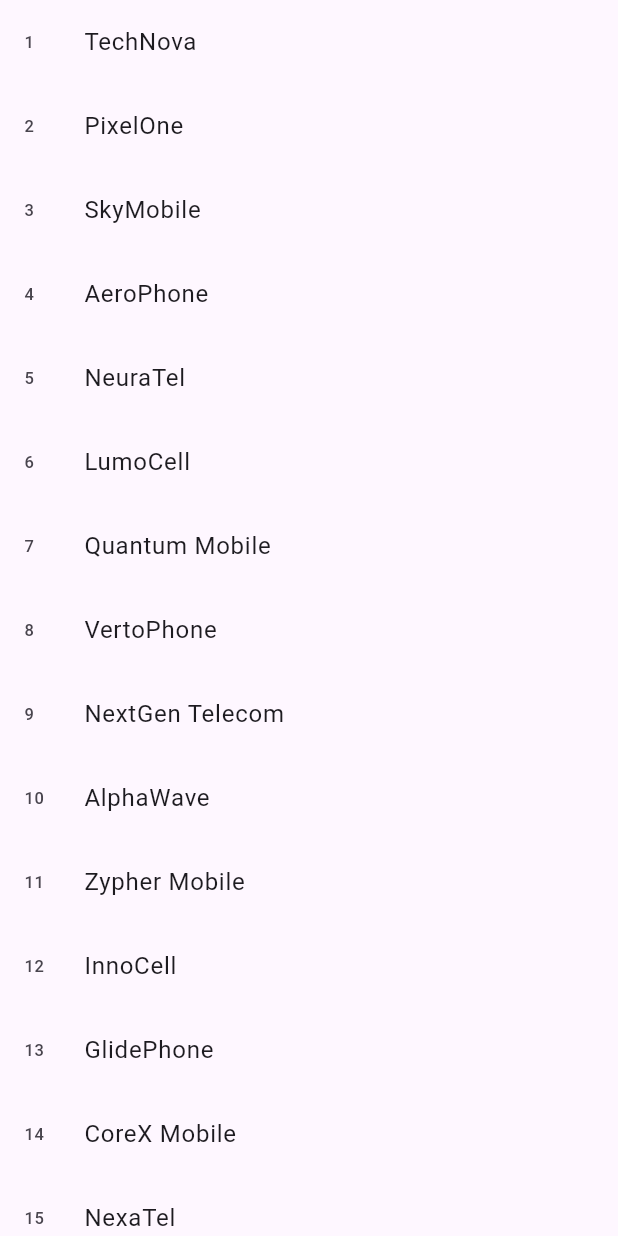
After one commit to mraj555/Hidden-Widgets, a Flutter app: the screen it shows after launch, after a tap on "SliverAnimatedList Widget", on a phone screen of 412 x 824 dp. The commit adds this screen. Run offline on Flutter 3.47's test engine with Material 3 defaults, Android fonts, the phone set to English and light mode, and no system bars; our stand-ins replace get.

Commit message:
feat: Implement SliverAnimatedList
This commit introduces a new `SliverAnimatedListWidget` and its corresponding `SliverAnimatedListController`.

The `SliverAnimatedListWidget` displays a list of mobile phone names using a `SliverAnimatedList` for smooth animations when items are added or removed. It utilizes a `FadeTransition` for item appearance.

The `SliverAnimatedListController` manages the state for the animated list, including the list data (`mobiles`) and the `GlobalKey` for the `SliverAnimatedList`.

Additionally, the `HomeScreen` has been updated to include a button that navigates to the new `SliverAnimatedListWidget`.

```diff
--- /dev/null
+++ b/lib/controllers/sliveranimatedlist_controller.dart
@@ -0,0 +1,24 @@
+import 'package:flutter/material.dart';
+import 'package:get/get.dart';
+
+class SliverAnimatedListController extends GetxController {
+  final GlobalKey<SliverAnimatedListState> listKey = GlobalKey<SliverAnimatedListState>();
+
+  final List<String> mobiles = [
+    "TechNova",
+    "PixelOne",
+    "SkyMobile",
+    "AeroPhone",
+    "NeuraTel",
+    "LumoCell",
+    "Quantum Mobile",
+    "VertoPhone",
+    "NextGen Telecom",
+    "AlphaWave",
+    "Zypher Mobile",
+    "InnoCell",
+    "GlidePhone",
+    "CoreX Mobile",
+    "NexaTel",
+  ];
+}
--- a/lib/screens/home_screen.dart
+++ b/lib/screens/home_screen.dart
@@ -1,6 +1,7 @@
 import 'package:flutter/material.dart';
 import 'package:get/get.dart';
 import 'package:hidden_widget/screens/interactiveViewer_widget.dart';
+import 'package:hidden_widget/screens/sliverAnimatedList_widget.dart';
 
 class HomeScreen extends StatelessWidget {
   const HomeScreen({super.key});
@@ -16,6 +17,10 @@ class HomeScreen extends StatelessWidget {
             child: Text("InteractiveViewer Widget"),
           ),
           SizedBox(height: 10),
+          ElevatedButton(
+            onPressed: () => Get.to(() => SliverAnimatedListWidget()),
+            child: Text("SliverAnimatedList Widget"),
+          ),
         ],
       ),
     ));
--- /dev/null
+++ b/lib/screens/sliverAnimatedList_widget.dart
@@ -0,0 +1,29 @@
+import 'package:flutter/material.dart';
+import 'package:get/get.dart';
+import 'package:hidden_widget/controllers/sliveranimatedlist_controller.dart';
+
+class SliverAnimatedListWidget extends StatelessWidget {
+  SliverAnimatedListWidget({super.key});
+
+  final SliverAnimatedListController _controller = Get.put(SliverAnimatedListController());
+
+  @override
+  Widget build(BuildContext context) {
+    return SafeArea(
+      child: Scaffold(
+        body: CustomScrollView(
+          slivers: [
+            SliverAnimatedList(
+              key: _controller.listKey,
+              initialItemCount: _controller.mobiles.length,
+              itemBuilder: (context, index, animation) => FadeTransition(
+                opacity: animation,
+                child: ListTile(leading: Text("${index + 1}"), title: Text(_controller.mobiles[index])),
+              ),
+            ),
+          ],
+        ),
+      ),
+    );
+  }
+}
```
